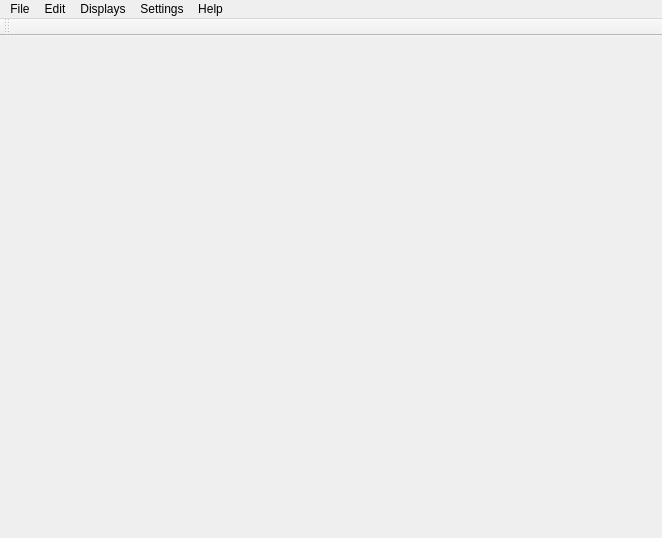
Before: the Qt Designer form 1984/mainwindow.ui in Tags80/Invision, drawn with Qt 5.
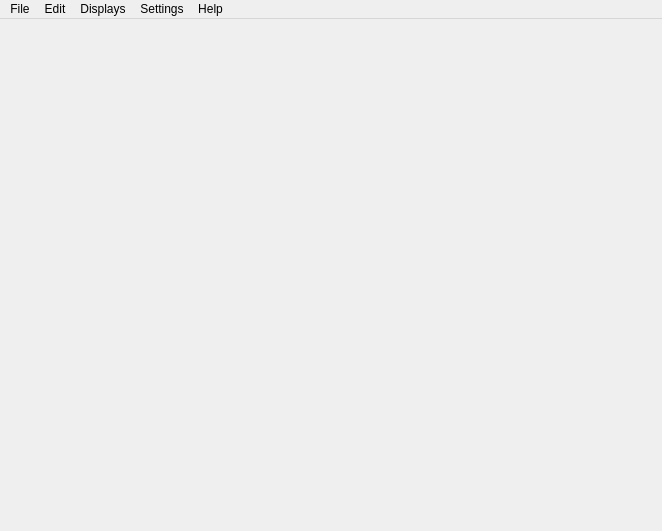
After: the same form once the commit is applied. The open tabs and pages were chosen to show the change.

Commit message: Complete screenshot widget

The edit to the form file:
```diff
--- a/1984/mainwindow.ui
+++ b/1984/mainwindow.ui
@@ -152,14 +152,6 @@
    <addaction name="menuSettings"/>
    <addaction name="menuHelp"/>
   </widget>
-  <widget class="QToolBar" name="mainToolBar">
-   <attribute name="toolBarArea">
-    <enum>TopToolBarArea</enum>
-   </attribute>
-   <attribute name="toolBarBreak">
-    <bool>false</bool>
-   </attribute>
-  </widget>
   <action name="actionCapture">
    <property name="text">
     <string>Capture</string>
```
Left out of the diff: 2 changed lines with no effect on the pictures.
